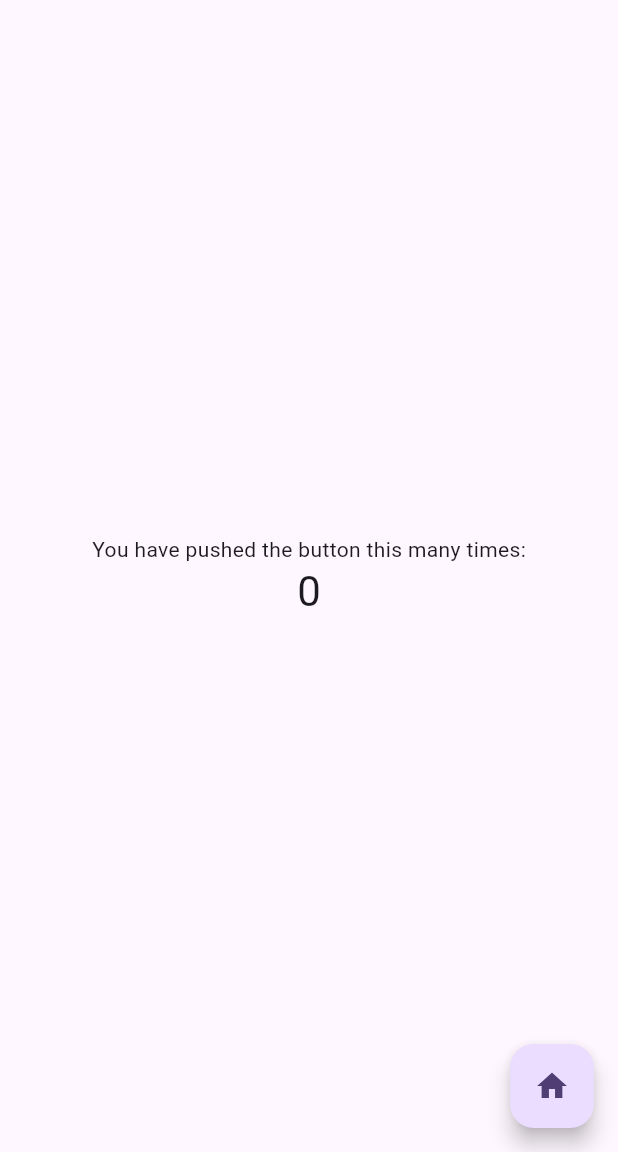
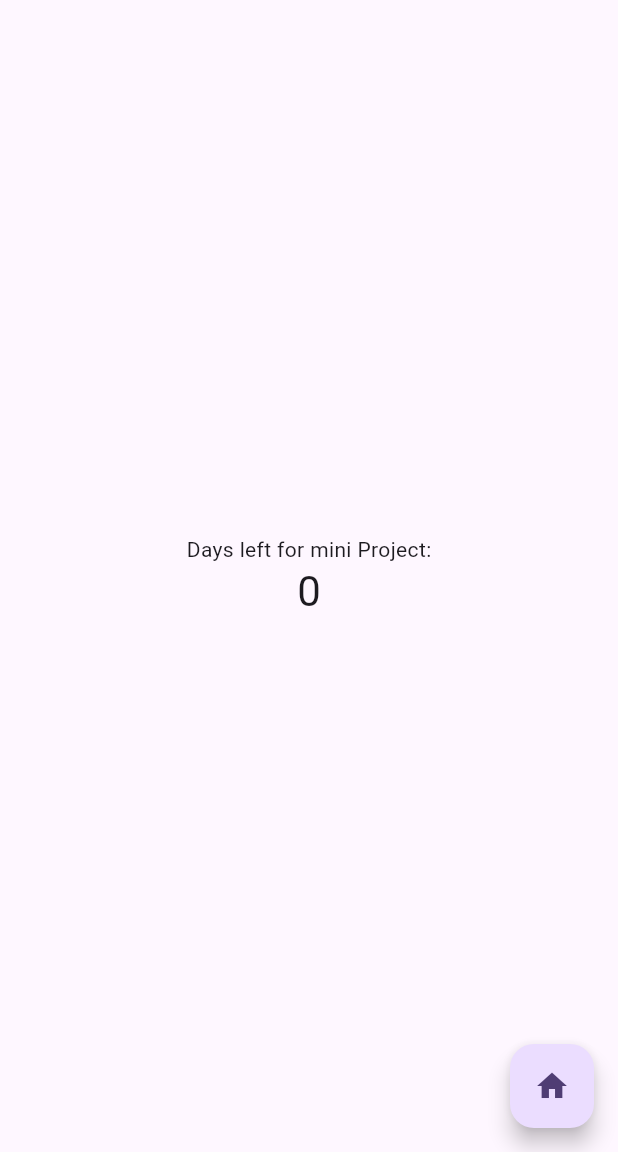
Before and after one commit to DwayneNixon/road_rescue_app, a Flutter app: the screen it shows after launch, on a phone screen of 412 x 824 dp, the part 84-1236 px from its top. Run offline on Flutter 3.47's test engine with Material 3 defaults, Android fonts, the phone set to English and light mode, and no system bars.

Commit message:
Package Fix

```diff
--- a/lib/main.dart
+++ b/lib/main.dart
@@ -28,7 +28,8 @@ class MyApp extends StatelessWidget {
         //
         // This works for code too, not just values: Most code changes can be
         // tested with just a hot reload.
-        colorScheme: ColorScheme.fromSeed(seedColor: Colors.deepPurple),
+        colorScheme: ColorScheme.fromSeed(
+            seedColor: const Color.fromRGBO(103, 58, 183, 1)),
         useMaterial3: true,
       ),
       home: const MyHomePage(title: 'Road Rescue App'),
@@ -106,7 +107,7 @@ class _MyHomePageState extends State<MyHomePage> {
           mainAxisAlignment: MainAxisAlignment.center,
           children: <Widget>[
             const Text(
-              'You have pushed the button this many times:',
+              'Days left for mini Project:',
             ),
             Text(
               '$_counter',
--- a/pubspec.yaml
+++ b/pubspec.yaml
@@ -59,8 +59,8 @@ flutter:
   uses-material-design: true
 
   # To add assets to your application, add an assets section, like this:
-  # assets:
-  #   - images/a_dot_burr.jpeg
+  assets:
+  - assets/images
   #   - images/a_dot_ham.jpeg
 
   # An image asset can refer to one or more resolution-specific "variants", see
```
